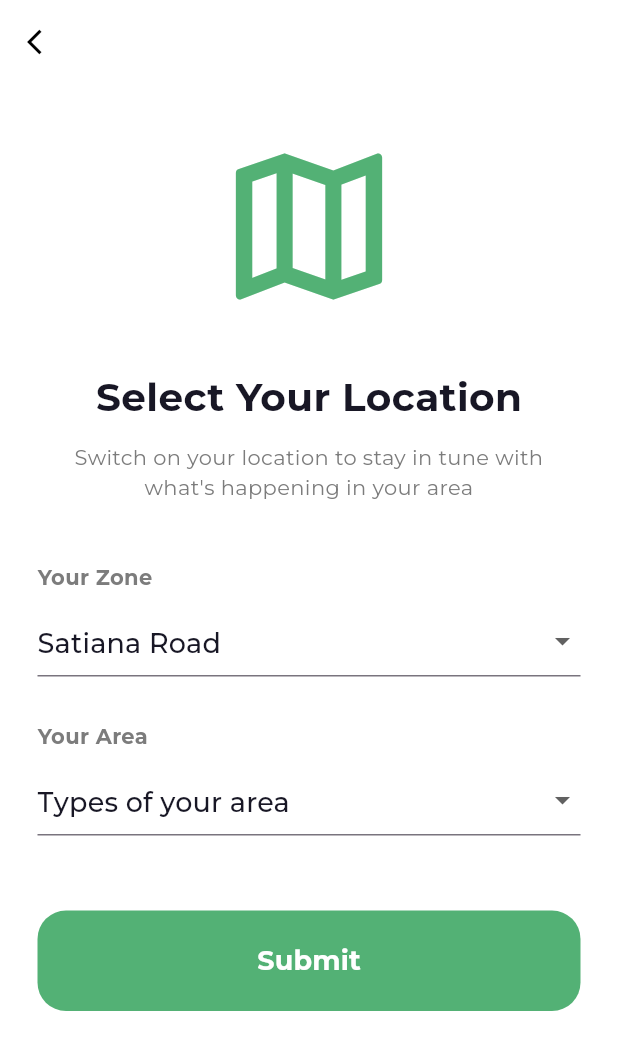
After one commit to Eman-Nadeem/nectar_grocery_app, a Flutter app: the SelectLocationView screen opened by its route, on a phone screen of 412 x 824 dp. The commit adds this screen. Shown: the top 1050 px of the screen. Run offline on Flutter 3.47's test engine with Material 3 defaults, Android fonts, the phone set to English and light mode, and no system bars; our stand-ins replace cloud_firestore, firebase_auth, firebase_core, fluttertoast, get, image_picker and 1 more; accounts and stored records are empty; generated files the repository leaves out were written again; network calls fail; project files that could hold a hidden picture were left out.

Commit message:
feat(onboarding): completed 3-step onboarding flow, dynamic location sync & documentation

```diff
--- /dev/null
+++ b/lib/app/modules/auth/views/location_view.dart
@@ -0,0 +1,153 @@
+import 'package:flutter/material.dart';
+import 'package:get/get.dart';
+import 'package:nectar_grocery/app/modules/auth/controllers/auth_controller.dart';
+import 'package:nectar_grocery/app/utils/app_colors.dart';
+
+class SelectLocationView extends GetView<AuthController> {
+  const SelectLocationView({super.key});
+
+  @override
+  Widget build(BuildContext context) {
+    final List<String> zonesList = ['Banasree', 'Satiana Road', 'Dhanmondi', 'Gulshan', 'Uttara'];
+    final List<String> areasList = ['Types of your area', 'Block A', 'Block B', 'Block C', 'Sector 1'];
+
+    return Scaffold(
+      backgroundColor: Colors.white,
+      appBar: AppBar(
+        backgroundColor: Colors.white,
+        elevation: 0,
+        leading: IconButton(
+          icon: const Icon(Icons.arrow_back_ios, color: Colors.black, size: 20),
+          onPressed: () => Get.back(),
+        ),
+      ),
+      body: SafeArea(
+        child: SingleChildScrollView(
+          padding: const EdgeInsets.symmetric(horizontal: 25, vertical: 20),
+          child: Column(
+            children: [
+              const SizedBox(height: 10),
+              // Map Illustration Icon
+              const Center(
+                child: Icon(
+                  Icons.map_outlined,
+                  size: 130,
+                  color: AppColors.primary,
+                ),
+              ),
+              const SizedBox(height: 30),
+
+              const Text(
+                'Select Your Location',
+                style: TextStyle(
+                  fontSize: 26,
+                  fontWeight: FontWeight.bold,
+                  color: AppColors.textPrimary,
+                ),
+              ),
+              const SizedBox(height: 12),
+              const Text(
+                'Switch on your location to stay in tune with what\'s happening in your area',
+                textAlign: TextAlign.center,
+                style: TextStyle(
+                  fontSize: 14,
+                  color: AppColors.textSecondary,
+                  height: 1.4,
+                ),
+              ),
+              const SizedBox(height: 40),
+
+              // Your Zone Dropdown
+              const Align(
+                alignment: Alignment.centerLeft,
+                child: Text(
+                  'Your Zone',
+                  style: TextStyle(fontSize: 14, fontWeight: FontWeight.bold, color: AppColors.textSecondary),
+                ),
+              ),
+              const SizedBox(height: 8),
+              Obx(
+                () => DropdownButtonFormField<String>(
+                  initialValue: zonesList.contains(controller.selectedZone.value)
+                      ? controller.selectedZone.value
+                      : zonesList.first,
+                  decoration: const InputDecoration(
+                    border: UnderlineInputBorder(borderSide: BorderSide(color: AppColors.border)),
+                  ),
+                  items: zonesList.map((zone) {
+                    return DropdownMenuItem(
+                      value: zone,
+                      child: Text(zone, style: const TextStyle(fontSize: 18, color: AppColors.textPrimary)),
+                    );
+                  }).toList(),
+                  onChanged: (val) {
+                    if (val != null) controller.selectedZone.value = val;
+                  },
+                ),
+              ),
+              const SizedBox(height: 30),
+
+              // Your Area Dropdown
+              const Align(
+                alignment: Alignment.centerLeft,
+                child: Text(
+                  'Your Area',
+                  style: TextStyle(fontSize: 14, fontWeight: FontWeight.bold, color: AppColors.textSecondary),
+                ),
+              ),
+              const SizedBox(height: 8),
+              Obx(
+                () => DropdownButtonFormField<String>(
+                  initialValue: areasList.contains(controller.selectedArea.value)
+                      ? controller.selectedArea.value
+                      : areasList.first,
+                  decoration: const InputDecoration(
+                    border: UnderlineInputBorder(borderSide: BorderSide(color: AppColors.border)),
+                  ),
+                  items: areasList.map((area) {
+                    return DropdownMenuItem(
+                      value: area,
+                      child: Text(area, style: const TextStyle(fontSize: 18, color: AppColors.textPrimary)),
+                    );
+                  }).toList(),
+                  onChanged: (val) {
+                    if (val != null) controller.selectedArea.value = val;
+                  },
+                ),
+              ),
+              const SizedBox(height: 50),
+
+              // Submit Button (Saves UserModel to Firestore & Goes to Home)
+              Obx(
+                () => SizedBox(
+                  width: double.infinity,
+                  height: 67,
+                  child: ElevatedButton(
+                    style: ElevatedButton.styleFrom(
+                      backgroundColor: AppColors.primary,
+                      shape: RoundedRectangleBorder(
+                        borderRadius: BorderRadius.circular(19),
+                      ),
+                      elevation: 0,
+                    ),
+                    onPressed: controller.isLoading.value ? null : controller.saveUserProfile,
+                    child: controller.isLoading.value
+                        ? const CircularProgressIndicator(color: Colors.white)
+                        : const Text(
+                            'Submit',
+                            style: TextStyle(
+                              color: Colors.white,
+                              fontSize: 18,
+                              fontWeight: FontWeight.bold,
+                            ),
+                          ),
+                  ),
+                ),
+              ),
+            ],
+          ),
+        ),
+      ),
+    );
+  }
+}
--- a/lib/app/modules/home/controllers/home_controller.dart
+++ b/lib/app/modules/home/controllers/home_controller.dart
@@ -1,3 +1,5 @@
+import 'package:cloud_firestore/cloud_firestore.dart';
+import 'package:firebase_auth/firebase_auth.dart';
 import 'package:flutter/material.dart';
 import 'package:get/state_manager.dart';
 import 'package:nectar_grocery/app/data/models/category_model.dart';
@@ -10,6 +12,7 @@ class HomeController extends GetxController {
 
   final RxBool isLoading = true.obs;
   final RxInt currentNavIndex = 0.obs;
+  final RxString selectedLocation = 'Dhaka, Banasree'.obs;
 
   final RxList<ProductModel> exclusiveProducts = <ProductModel>[].obs;
   final RxList<ProductModel> bestSelling = <ProductModel>[].obs;
@@ -72,6 +75,30 @@ class HomeController extends GetxController {
   void onInit() {
     super.onInit();
     fetchHomeData();
+    loadUserLocation();
+  }
+
+  /// Fetches saved zone & area from Firestore users collection
+  Future<void> loadUserLocation() async {
+    final user = FirebaseAuth.instance.currentUser;
+    if (user != null) {
+      try {
+        final doc = await FirebaseFirestore.instance.collection('users').doc(user.uid).get();
+        if (doc.exists && doc.data() != null) {
+          final data = doc.data()!;
+          final zone = data['zone'] ?? '';
+          final area = data['area'] ?? '';
+
+          if (zone.isNotEmpty && area.isNotEmpty && area != 'Types of your area') {
+            selectedLocation.value = '$zone, $area';
+          } else if (zone.isNotEmpty) {
+            selectedLocation.value = zone;
+          }
+        }
+      } catch (e) {
+        debugPrint('Error loading user location: $e');
+      }
+    }
   }
 
   //fetch all home data
--- a/lib/app/modules/splash/controllers/splash_controller.dart
+++ b/lib/app/modules/splash/controllers/splash_controller.dart
@@ -12,7 +12,7 @@ class SplashController extends GetxController {
   }
 
   void _checkUserAuthStatus(){
-    Future.delayed(const Duration(seconds: 3), (){
+    Future.delayed(const Duration(seconds: 5), (){
       final user = _auth.currentUser;
       if (user != null) {
         Get.offAllNamed(Routes.home);
--- a/lib/app/routes/app_pages.dart
+++ b/lib/app/routes/app_pages.dart
@@ -1,6 +1,9 @@
 import 'package:get/get.dart';
 import 'package:nectar_grocery/app/modules/admin/bindings/admin_binding.dart';
 import 'package:nectar_grocery/app/modules/admin/views/admin_view.dart';
+import 'package:nectar_grocery/app/modules/auth/views/location_view.dart';
+import 'package:nectar_grocery/app/modules/auth/views/number_view.dart';
+import 'package:nectar_grocery/app/modules/auth/views/verification_view.dart';
 import 'package:nectar_grocery/app/modules/home/bindings/home_bindings.dart';
 import '../modules/home/views/home_view.dart';
 import '../modules/auth/views/signup_view.dart';
@@ -46,5 +49,21 @@ class AppPages {
       page: () => const AdminView(),
       binding: AdminBinding(),
     ),
+        GetPage(
+      name: Routes.number,
+      page: () => const NumberView(),
+      binding: AuthBinding(),
+    ),
+    GetPage(
+      name: Routes.verification,
+      page: () => const VerificationView(),
+      binding: AuthBinding(),
+    ),
+    GetPage(
+      name: Routes.selectLocation,
+      page: () => const SelectLocationView(),
+      binding: AuthBinding(),
+    ),
+
   ];
 }
--- a/lib/app/routes/app_routes.dart
+++ b/lib/app/routes/app_routes.dart
@@ -5,4 +5,7 @@ abstract class Routes {
   static const signup = '/signup';
   static const home = '/home';
   static const admin = '/admin';
+  static const number = '/number';
+  static const verification = '/verification';
+  static const selectLocation = '/location';
 }
--- a/pubspec.yaml
+++ b/pubspec.yaml
@@ -42,6 +42,7 @@ dependencies:
   get: ^4.7.3
   image_picker: ^1.1.2
   http: ^1.2.1
+  pinput: ^5.0.0
 
 dev_dependencies:
   flutter_test:
```
Also changed, not shown: lib/app/modules/auth/controllers/auth_controller.dart (+107 -49 lines), lib/app/modules/auth/views/number_view.dart (added, +92 -0 lines), lib/app/modules/auth/views/verification_view.dart (added, +100 -0 lines), lib/app/modules/home/views/home_view.dart (+11 -9 lines), pubspec.lock, 2 other files.
